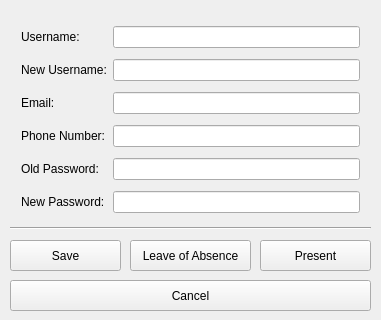
allenh1/timefuse-client, file account_settings.ui: the form before one commit.
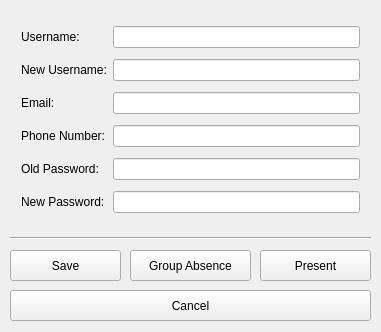
The form after the commit.

```diff
--- a/account_settings.ui
+++ b/account_settings.ui
@@ -7,7 +7,7 @@
     <x>0</x>
     <y>0</y>
     <width>381</width>
-    <height>320</height>
+    <height>332</height>
    </rect>
   </property>
   <property name="windowTitle">
@@ -89,7 +89,7 @@
    <property name="geometry">
     <rect>
      <x>10</x>
-     <y>240</y>
+     <y>250</y>
      <width>111</width>
      <height>31</height>
     </rect>
@@ -102,7 +102,7 @@
    <property name="geometry">
     <rect>
      <x>10</x>
-     <y>280</y>
+     <y>290</y>
      <width>361</width>
      <height>31</height>
     </rect>
@@ -115,20 +115,20 @@
    <property name="geometry">
     <rect>
      <x>130</x>
-     <y>240</y>
+     <y>250</y>
      <width>121</width>
      <height>31</height>
     </rect>
    </property>
    <property name="text">
-    <string>Leave of Absence</string>
+    <string>Group Absence</string>
    </property>
   </widget>
   <widget class="QPushButton" name="present">
    <property name="geometry">
     <rect>
      <x>260</x>
-     <y>240</y>
+     <y>250</y>
      <width>111</width>
      <height>31</height>
     </rect>
@@ -141,7 +141,7 @@
    <property name="geometry">
     <rect>
      <x>10</x>
-     <y>220</y>
+     <y>230</y>
      <width>361</width>
      <height>16</height>
     </rect>
```
